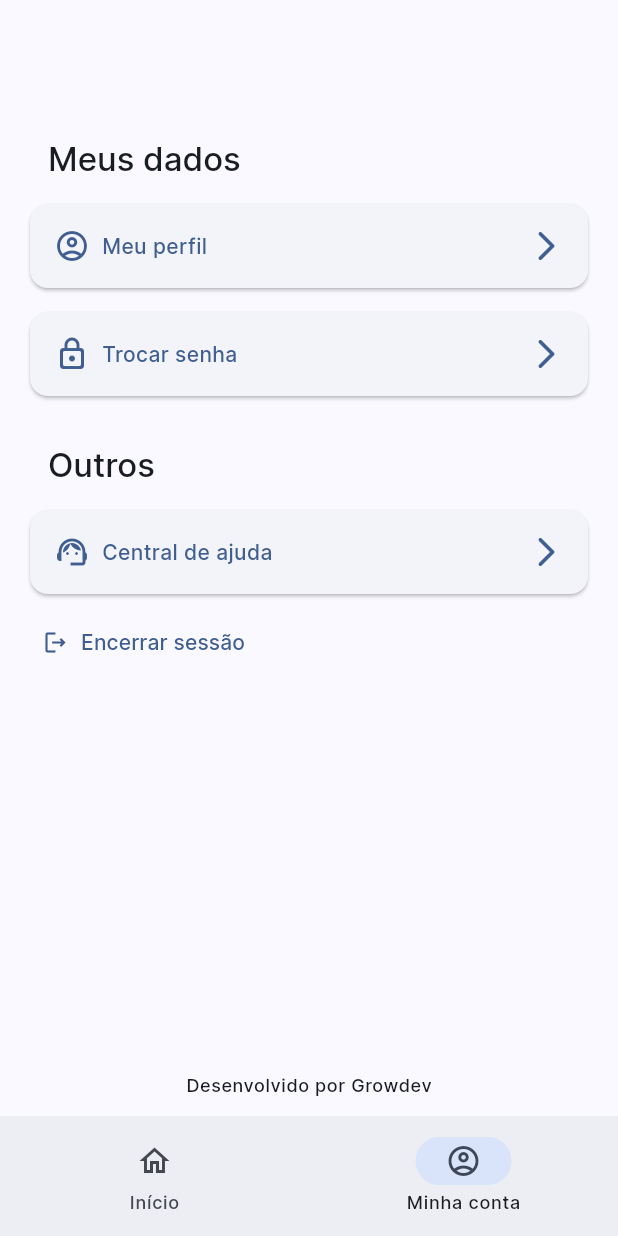
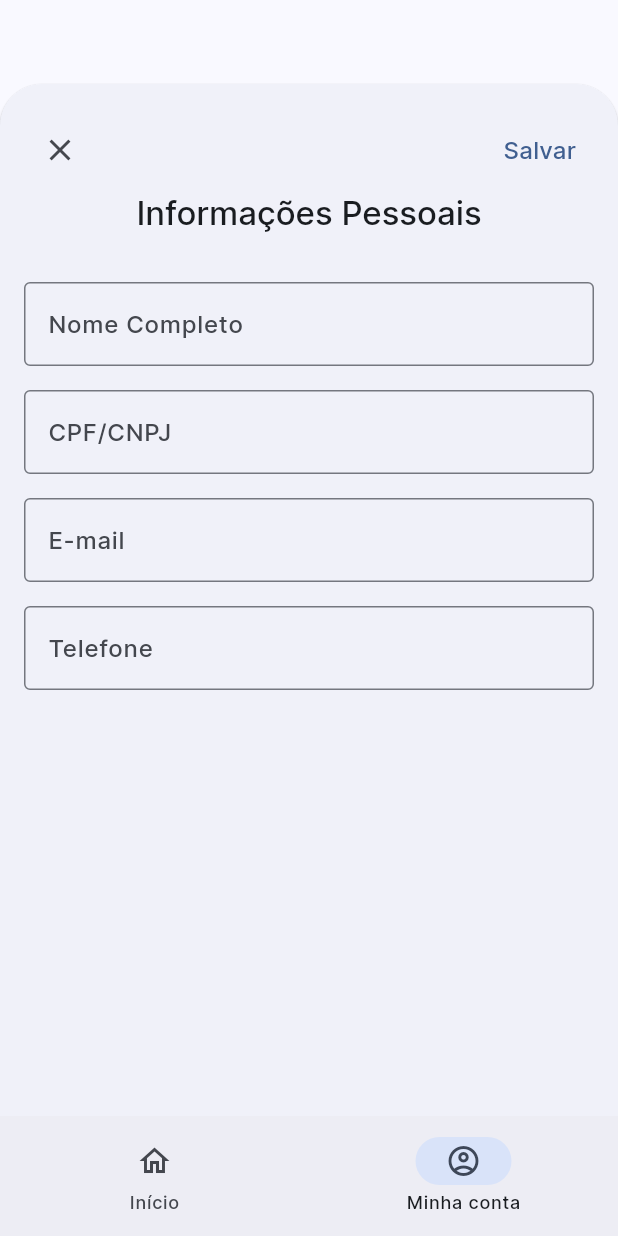
Before and after one commit to dev-growdev/growbase_mobile_flutter, a Flutter app: the HomePage screen opened by its route, item 2 of the bottom bar chosen, after a tap on "Meu perfil", on a phone screen of 412 x 824 dp. Run offline on Flutter 3.47's test engine with Material 2 defaults, Android fonts, the phone set to English and light mode, and no system bars; our stand-ins replace brasil_fields, dartz, dio, flutter_html, flutter_mobx, get_it and 3 more; accounts and stored records are empty; generated files the repository leaves out were written again; network calls fail.

```diff
--- a/lib/features/profile/view/profile.page.dart
+++ b/lib/features/profile/view/profile.page.dart
@@ -5,6 +5,7 @@ import 'package:get_it/get_it.dart';
 import '../../../shared/view/stores/app.store.dart';
 import '../../../shared/view/widgets/body_layout.widget.dart';
 import '../../../utils/routes.dart';
+import 'update_profile/update_profile.page.dart';
 
 class ProfilePage extends StatefulWidget {
   const ProfilePage({super.key});
@@ -15,6 +16,16 @@ class ProfilePage extends StatefulWidget {
 
 class _ProfilePageState extends State<ProfilePage> {
   final appStore = GetIt.I<AppStore>();
+
+  void openUpdateProfile() {
+    showBottomSheet(
+      context: context,
+      backgroundColor: Colors.transparent,
+      elevation: 0,
+      builder: (context) => const UpdateProfilePage(),
+    );
+  }
+
   void logout() async {
     final navigator = Navigator.of(context);
     await appStore.logout();
@@ -49,7 +60,7 @@ class _ProfilePageState extends State<ProfilePage> {
                 _SectionItem(
                   icon: Icons.account_circle_outlined,
                   title: 'Meu perfil',
-                  onTap: () {},
+                  onTap: openUpdateProfile,
                 ),
                 _SectionItem(
                   icon: Icons.lock_outline_rounded,
--- /dev/null
+++ b/lib/features/profile/view/update_profile/update_profile.page.dart
@@ -0,0 +1,240 @@
+import 'package:brasil_fields/brasil_fields.dart';
+import 'package:flutter/material.dart';
+import 'package:flutter/services.dart';
+import 'package:flutter_mobx/flutter_mobx.dart';
+import 'package:get_it/get_it.dart';
+
+import '../../../../shared/view/stores/app.store.dart';
+import '../../../../shared/view/widgets/custom_snackbars.widget.dart';
+import '../../../../utils/extensions_methods.dart';
+import 'update_profile.store.dart';
+
+class UpdateProfilePage extends StatefulWidget {
+  const UpdateProfilePage({super.key});
+
+  @override
+  State<UpdateProfilePage> createState() => _UpdateProfilePageState();
+}
+
+class _UpdateProfilePageState extends State<UpdateProfilePage> {
+  final AppStore appStore = GetIt.I();
+
+  late final UpdateProfileStore store = UpdateProfileStore(
+    service: GetIt.I(),
+    appStore: appStore,
+    user: appStore.user!,
+  );
+
+  void updateUser(BuildContext context) async {
+    final form = Form.of(context);
+    if (!form.validate()) return;
+
+    final navigator = Navigator.of(context);
+    final messenger = ScaffoldMessenger.of(context);
+
+    final result = await store.updateUser();
+
+    if (result) {
+      navigator.pop();
+    }
+
+    messenger.showSnackBar(
+      result
+          ? SuccessSnackBar(text: 'Perfil atualizado com sucesso!')
+          : ErrorSnackBar(
+              text:
+                  'Erro ao atualizar o perfil - ${store.failure?.message ?? ''}',
+            ),
+    );
+  }
+
+  @override
+  Widget build(BuildContext context) {
+    final theme = Theme.of(context);
+
+    return Form(
+      child: _BottomSheetLayout(
+        actions: [
+          Observer(builder: (context) {
+            return _SaveButton(
+              isLoading: store.isLoading,
+              onPressed: () => updateUser(context),
+            );
+          }),
+        ],
+        child: SingleChildScrollView(
+          child: Column(
+            children: [
+              Text(
+                'Informações Pessoais',
+                style: theme.textTheme.titleLarge,
+              ),
+              const SizedBox(height: 32),
+              TextFormField(
+                initialValue: appStore.user?.name,
+                decoration: const InputDecoration(
+                  label: Text('Nome Completo'),
+                ),
+                keyboardType: TextInputType.name,
+                onChanged: store.setName,
+                validator: (text) {
+                  if (text == null || text.length < 3) {
+                    return 'Preencha o seu nome corretamente.';
+                  }
+                  return null;
+                },
+              ),
+              const SizedBox(height: 16),
+              TextFormField(
+                initialValue: appStore.user?.document?.formatDocument(),
+                decoration: const InputDecoration(
+                  label: Text('CPF/CNPJ'),
+                ),
+                keyboardType: TextInputType.number,
+                onChanged: (text) => store.setDocument(
+                  text.removeSpecialCharacters(),
+                ),
+                inputFormatters: [
+                  FilteringTextInputFormatter.digitsOnly,
+                  CpfOuCnpjFormatter()
+                ],
+                validator: (text) {
+                  final value = text!.removeSpecialCharacters();
+
+                  if (!value.isValidDocument) {
+                    return 'Preencha o seu CPF ou CNPJ corretamente.';
+                  }
+
+                  return null;
+                },
+              ),
+              const SizedBox(height: 16),
+              TextFormField(
+                initialValue: appStore.user?.email,
+                decoration: const InputDecoration(
+                  label: Text('E-mail'),
+                ),
+                keyboardType: TextInputType.emailAddress,
+                onChanged: store.setEmail,
+                validator: (text) {
+                  if (text == null || !text.isEmail) {
+                    return 'Preencha o seu e-mail corretamente.';
+                  }
+                  return null;
+                },
+              ),
+              const SizedBox(height: 16),
+              TextFormField(
+                initialValue: appStore.user?.phone?.formatPhone(),
+                decoration: const InputDecoration(
+                  label: Text('Telefone'),
+                ),
+                keyboardType: TextInputType.phone,
+                onChanged: (text) => store.setPhone(
+                  text.removeSpecialCharacters(),
+                ),
+                inputFormatters: [
+                  FilteringTextInputFormatter.digitsOnly,
+                  TelefoneInputFormatter()
+                ],
+                validator: (text) {
+                  final value = text!.removeSpecialCharacters();
+
+                  if (!value.isValidPhone) {
+                    return 'Preencha o seu telefone corretamente.';
+                  }
+
+                  return null;
+                },
+              ),
+            ],
+          ),
+        ),
+      ),
+    );
+  }
+}
+
+class _SaveButton extends StatelessWidget {
+  final bool isLoading;
+  final void Function() onPressed;
+
+  const _SaveButton({
+    Key? key,
+    required this.isLoading,
+    required this.onPressed,
+  }) : super(key: key);
+
+  @override
+  Widget build(BuildContext context) {
+    return isLoading
+        ? const SizedBox(
+            width: 24,
+            height: 24,
+            child: CircularProgressIndicator(),
+          )
+        : TextButton(
+            onPressed: onPressed,
+            child: Text(
+              'Salvar',
+              style: Theme.of(context).textTheme.titleMedium?.copyWith(
+                    color: Theme.of(context).colorScheme.primary,
+                  ),
+            ),
+          );
+  }
+}
+
+class _BottomSheetLayout extends StatelessWidget {
+  final Widget child;
+  final List<Widget> actions;
+  const _BottomSheetLayout({
+    Key? key,
+    required this.child,
+    required this.actions,
+  }) : super(key: key);
+
+  @override
+  Widget build(BuildContext context) {
+    final theme = Theme.of(context);
+    return Column(
+      children: [
+        const SizedBox(height: 56),
+        Expanded(
+          child: Material(
+            elevation: 1,
+            shape: const RoundedRectangleBorder(
+              borderRadius: BorderRadius.vertical(
+                top: Radius.circular(28),
+              ),
+            ),
+            color: theme.colorScheme.surface,
+            shadowColor: theme.colorScheme.shadow,
+            surfaceTintColor: theme.colorScheme.surfaceTint,
+            child: Padding(
+              padding: const EdgeInsets.all(16),
+              child: Column(
+                children: [
+                  SizedBox(
+                    height: kToolbarHeight,
+                    child: Row(
+                      children: [
+                        IconButton(
+                          onPressed: () => Navigator.of(context).pop(),
+                          icon: const Icon(Icons.close),
+                        ),
+                        const Spacer(),
+                        ...actions,
+                      ],
+                    ),
+                  ),
+                  Expanded(child: child)
+                ],
+              ),
+            ),
+          ),
+        ),
+      ],
+    );
+  }
+}
```
Also changed, not shown: lib/features/profile/services/update_profile.service.dart (added, +14 -0 lines), lib/features/profile/view/update_profile/update_profile.store.dart (added, +87 -0 lines), lib/injection_container.dart (+8 -0 lines), lib/features/profile/view/update_profile/update_profile.store.g.dart (added).
